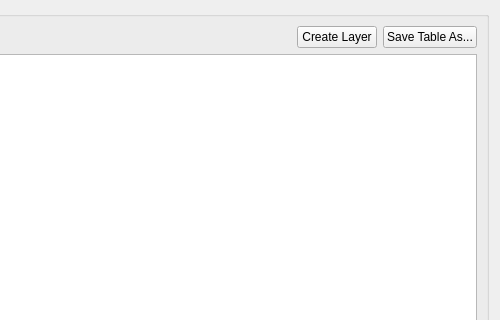
First picture: the form in swedigarch_plugin/intrasis_analysis_browse_class_subclass.ui, repository swedigarch/QGIS-plugin, before the edit; both pictures show x 315 to 815 and y 0 to 320 of the 815 by 709 pixel window.
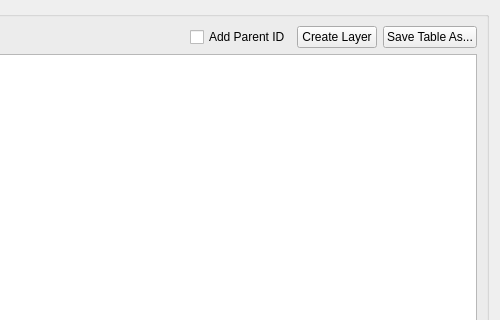
Second picture: the form after the edit. Icons and pictures are not drawn.

Commit message: 72491-and-72492-parent_id_checkbox_create_objectid

Patch:
```diff
--- a/swedigarch_plugin/intrasis_analysis_browse_class_subclass.ui
+++ b/swedigarch_plugin/intrasis_analysis_browse_class_subclass.ui
@@ -65,6 +65,13 @@
             </property>
            </spacer>
           </item>
+          <item>
+           <widget class="QCheckBox" name="checkBoxAddParentId">
+            <property name="text">
+             <string>Add Parent ID</string>
+            </property>
+           </widget>
+          </item>
           <item>
            <widget class="QPushButton" name="pushButton_load_to_map">
             <property name="text">
```
Lines whose indentation alone changed are shown as unchanged. The commit also changes 1 other file.
